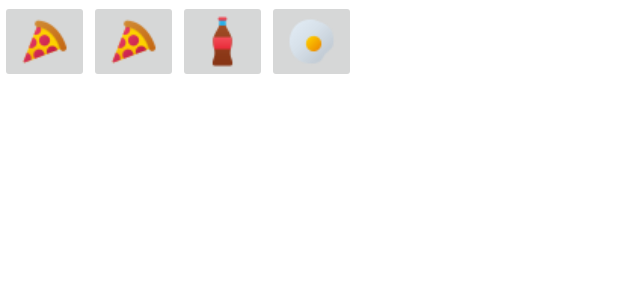
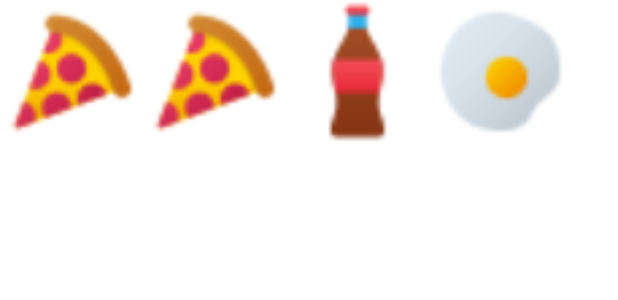
Before and after one commit to SSAFY-2nd/whatDo_whenPlay, an Android app: the layout foodcategory.xml on its own in the app's theme, with its tools: preview values and no code run, on a phone screen of 412 x 824 dp. Shown: the top 300 px of the screen. Run offline under Robolectric (Android 15) with nearby library versions, the phone set to English and light mode, and no system bars.

Commit message:
S03P31A304 Gunho: fix foodcategory.xml

```diff
--- a/Frontend/LoginRegisterExample/app/src/main/java/com/example/loginregisterexample/ImageAdapter.java
+++ b/Frontend/LoginRegisterExample/app/src/main/java/com/example/loginregisterexample/ImageAdapter.java
@@ -18,11 +18,11 @@ public class ImageAdapter extends BaseAdapter{
             R.drawable.c, R.drawable.e,
             R.drawable.c, R.drawable.e,
             R.drawable.c, R.drawable.e,
-            R.drawable.q, R.drawable.j,
-            R.drawable.q, R.drawable.j,
-            R.drawable.q, R.drawable.j,
-            R.drawable.q, R.drawable.j,
-            R.drawable.q, R.drawable.j
+            R.drawable.pizza_icon, R.drawable.pizza_icon,
+            R.drawable.pizza_icon, R.drawable.pizza_icon,
+            R.drawable.pizza_icon, R.drawable.pizza_icon,
+            R.drawable.pizza_icon, R.drawable.pizza_icon,
+            R.drawable.pizza_icon, R.drawable.pizza_icon
     };
 
     public ImageAdapter(Context c) {
--- a/Frontend/LoginRegisterExample/app/src/main/res/layout/foodcategory.xml
+++ b/Frontend/LoginRegisterExample/app/src/main/res/layout/foodcategory.xml
@@ -1,4 +1,6 @@
 <GridLayout xmlns:android="http://schemas.android.com/apk/res/android"
+    xmlns:app="http://schemas.android.com/apk/res-auto"
+    xmlns:tools="http://schemas.android.com/tools"
     android:layout_width="match_parent"
     android:layout_height="match_parent"
     android:orientation="horizontal"
@@ -6,26 +8,34 @@
 
     <ImageButton
         android:id="@+id/pizza"
-        android:layout_width="wrap_content"
-        android:layout_height="wrap_content"
-        android:src="@drawable/pizza_icon" />
+        android:layout_width="95dp"
+        android:layout_height="95dp"
+        android:scaleType="fitXY"
+        android:src="@drawable/pizza_icon"
+        android:background="@android:color/transparent"/>
 
     <ImageButton
         android:id="@+id/pizza2"
-        android:layout_width="wrap_content"
-        android:layout_height="wrap_content"
-        android:src="@drawable/pizza_icon" />
+        android:layout_width="95dp"
+        android:layout_height="95dp"
+        android:scaleType="fitXY"
+        android:src="@drawable/pizza_icon"
+        android:background="@android:color/transparent"/>
 
     <ImageButton
         android:id="@+id/cola"
-        android:layout_width="wrap_content"
-        android:layout_height="wrap_content"
-        android:src="@drawable/c" />
+        android:layout_width="95dp"
+        android:layout_height="95dp"
+        android:scaleType="fitXY"
+        android:src="@drawable/c"
+        android:background="@android:color/transparent"/>
 
     <ImageButton
         android:id="@+id/egg"
-        android:layout_width="wrap_content"
-        android:layout_height="wrap_content"
-        android:src="@drawable/e" />
+        android:layout_width="95dp"
+        android:layout_height="95dp"
+        android:scaleType="fitXY"
+        android:src="@drawable/e"
+        android:background="@android:color/transparent"/>
 
 </GridLayout>
```
Also changed, not shown: Frontend/LoginRegisterExample/app/src/main/res/drawable/j.png (deleted), Frontend/LoginRegisterExample/app/src/main/res/drawable/q.png (deleted).
